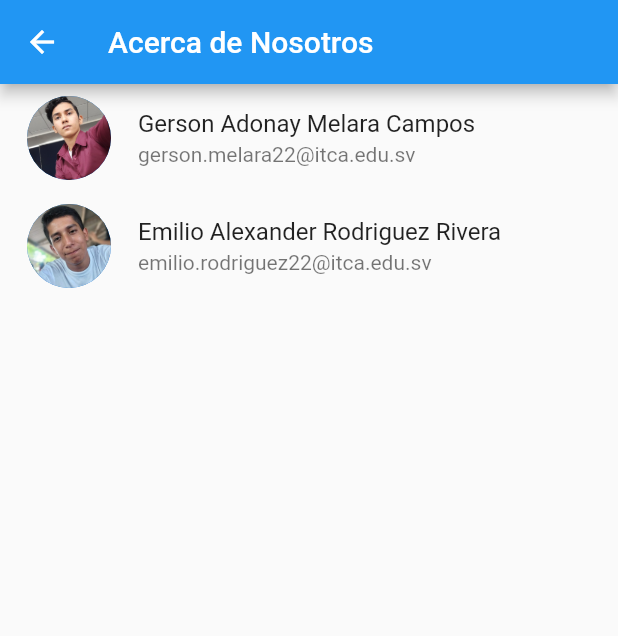
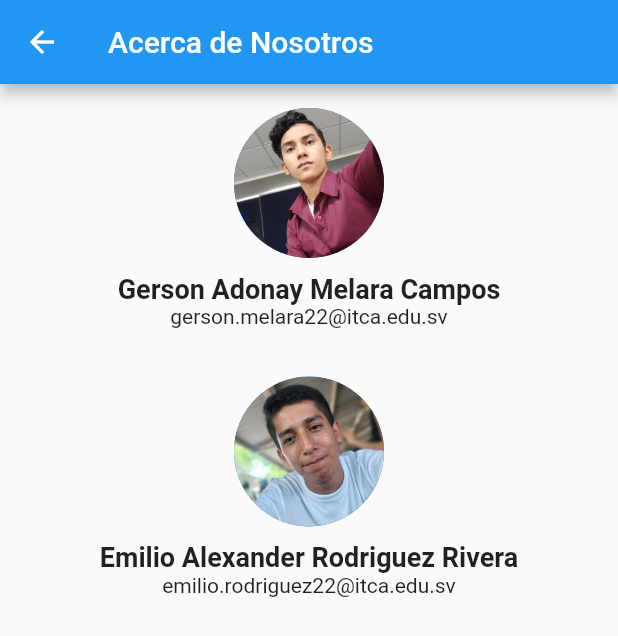
Before and after one commit to levi1405/eval2sis21a, a Flutter app: the NosotrosScreen screen opened directly, on a phone screen of 412 x 824 dp. Shown: the top 636 px of the screen. Run offline on Flutter 3.47's test engine with Material 2 defaults, Android fonts, the phone set to English and light mode, and no system bars; our stand-ins replace cloud_firestore, firebase_core; accounts and stored records are empty.

Commit message:
archivo nosotros.dart actualizado

```diff
--- a/lib/nosotros.dart
+++ b/lib/nosotros.dart
@@ -5,23 +5,27 @@ class NosotrosScreen extends StatelessWidget {
   Widget build(BuildContext context) {
     return Scaffold(
       appBar: AppBar(
-        title: Text('Acerca de Nosotros'),
+        title: Text('Acerca de Nosotros'), // Título de la página
       ),
       body: Container(
-        decoration: BoxDecoration(
-
-        ),
+        decoration: BoxDecoration(), // Decoración del contenedor (puede dejarse en blanco)
         child: ListView(
           children: [
             _buildEquipoItem(
-              'Gerson Adonay Melara Campos',
-              'gerson.melara22@itca.edu.sv',
-              'images/gerson.jpeg',
+              context,
+              'Gerson Adonay Melara Campos', // Nombre
+              'gerson.melara22@itca.edu.sv', // Correo
+              'images/gerson.jpeg', // Ruta de la imagen
+              'Apellido: Melara Campos', // Detalle 1
+              'Edad: 19 años', // Detalle 2
             ),
             _buildEquipoItem(
-              'Emilio Alexander Rodriguez Rivera',
-              'emilio.rodriguez22@itca.edu.sv',
-              'images/emilio.jpeg',
+              context,
+              'Emilio Alexander Rodriguez Rivera', // Nombre
+              'emilio.rodriguez22@itca.edu.sv', // Correo
+              'images/emilio.jpeg', // Ruta de la imagen
+              'Apellido: Rodriguez Rivera', // Detalle 1
+              'Edad: 23 años', // Detalle 2
             ),
           ],
         ),
@@ -29,14 +33,85 @@ class NosotrosScreen extends StatelessWidget {
     );
   }
 
-  Widget _buildEquipoItem(String nombre, String correo, String imagePath) {
-    return ListTile(
-      leading: CircleAvatar(
-        radius: 30,
-        backgroundImage: AssetImage(imagePath),
+  Widget _buildEquipoItem(
+      BuildContext context,
+      String nombre,
+      String correo,
+      String imagePath,
+      String detalles1,
+      String detalles2,
+      ) {
+    return GestureDetector(
+      onTap: () {
+        _showEquipoDetails(context, nombre, correo, imagePath, detalles1, detalles2);
+      },
+      child: Container(
+        margin: EdgeInsets.all(16.0), // Margen alrededor del contenedor
+        child: Column(
+          children: [
+            CircleAvatar(
+              radius: 50,
+              backgroundImage: AssetImage(imagePath), // Imagen circular
+            ),
+            SizedBox(height: 10), // Espacio vertical
+            Text(
+              nombre,
+              style: TextStyle(fontSize: 18, fontWeight: FontWeight.bold), // Nombre en negrita
+            ),
+            Text(correo), // Correo
+          ],
+        ),
       ),
-      title: Text(nombre),
-      subtitle: Text(correo),
+    );
+  }
+
+  void _showEquipoDetails(
+      BuildContext context,
+      String nombre,
+      String correo,
+      String imagePath,
+      String detalles1,
+      String detalles2,
+      ) {
+    showDialog(
+      context: context,
+      builder: (BuildContext context) {
+        return AlertDialog(
+          title: Text('Detalles del Equipo'), // Título del cuadro de diálogo
+          content: Column(
+            mainAxisSize: MainAxisSize.min,
+            children: [
+              CircleAvatar(
+                radius: 50,
+                backgroundImage: AssetImage(imagePath), // Imagen circular
+              ),
+              SizedBox(height: 10), // Espacio vertical
+              Text(
+                nombre,
+                style: TextStyle(fontSize: 18, fontWeight: FontWeight.bold), // Nombre en negrita
+              ),
+              Text(correo), // Correo
+              SizedBox(height: 10), // Espacio vertical
+              Text(
+                detalles1,
+                style: TextStyle(fontWeight: FontWeight.bold), // Detalle 1 en negrita
+              ),
+              Text(
+                detalles2,
+                style: TextStyle(fontWeight: FontWeight.bold), // Detalle 2 en negrita
+              ),
+            ],
+          ),
+          actions: [
+            ElevatedButton(
+              onPressed: () {
+                Navigator.of(context).pop(); // Botón para cerrar el cuadro de diálogo
+              },
+              child: Text('Cerrar'), // Texto del botón
+            ),
+          ],
+        );
+      },
     );
   }
 }
```
